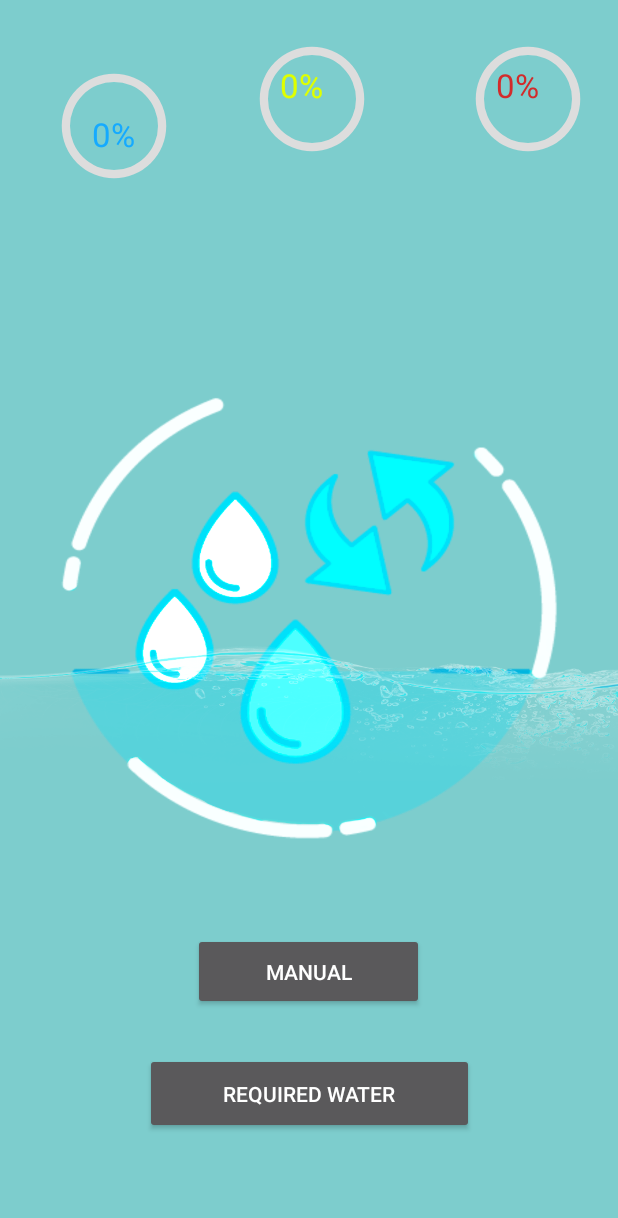
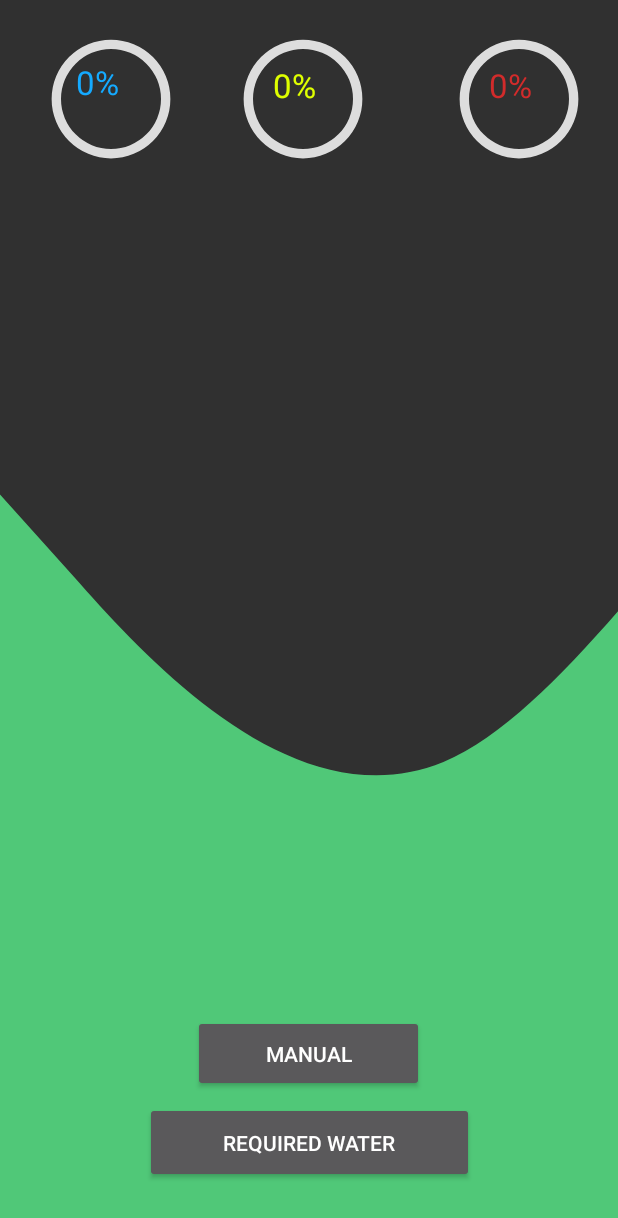
Before and after one commit to CatalinVanciu/Intelligent-Irrigation-System, an Android app: the GeneralView screen opened directly, with no data from a screen before it, on a phone screen of 412 x 824 dp. Shown: the top 1218 px of the screen. Run offline under Robolectric (Android 15) with nearby library versions, the phone set to English and light mode, and no system bars; our stand-ins replace Firebase (no records; nobody signed in at launch, a user with empty details on screens opened directly).

Commit message:
update background and view the progress bar

```diff
--- a/Client_Application/app/build.gradle
+++ b/Client_Application/app/build.gradle
@@ -34,6 +34,7 @@ dependencies {
     implementation 'com.google.android.material:material:1.5.0'
     implementation 'androidx.constraintlayout:constraintlayout:2.1.3'
     implementation 'com.google.firebase:firebase-database:20.0.4'
+    implementation 'com.google.android.material:material:1.6.1'
     testImplementation 'junit:junit:4.13.2'
     androidTestImplementation 'androidx.test.ext:junit:1.1.3'
     androidTestImplementation 'androidx.test.espresso:espresso-core:3.4.0'
--- a/Client_Application/app/src/main/java/com/example/myapplication/GeneralView.java
+++ b/Client_Application/app/src/main/java/com/example/myapplication/GeneralView.java
@@ -16,13 +16,13 @@ import android.os.Bundle;
 import android.os.Handler;
 import android.util.Log;
 import android.widget.Button;
+import android.widget.TextView;
 import android.widget.Toast;
 
 import com.google.firebase.database.DataSnapshot;
 import com.google.firebase.database.DatabaseError;
 import com.google.firebase.database.DatabaseReference;
 import com.google.firebase.database.FirebaseDatabase;
-import com.google.firebase.database.Query;
 import com.google.firebase.database.ValueEventListener;
 
 import java.text.ParseException;
@@ -32,9 +32,6 @@ import java.util.Collections;
 import java.util.Date;
 import java.util.Locale;
 import java.util.Map;
-import java.util.concurrent.Executors;
-import java.util.concurrent.ScheduledExecutorService;
-import java.util.concurrent.TimeUnit;
 
 public class GeneralView extends AppCompatActivity {
 
@@ -42,8 +39,15 @@ public class GeneralView extends AppCompatActivity {
     private final Handler HANDLER = new Handler();
     private Runnable runnable;
     private static final int DELAY = 10000; //10 seconds
-    private final ScheduledExecutorService scheduler = Executors.newScheduledThreadPool(1);
     private DatabaseReference databaseReference;
+    private TextView areaNameText;
+    private TextView cropNameText;
+    private TextView viewWaterProgressBar;
+    private TextView viewHumidityProgressBar;
+    private TextView viewLightProgressBar;
+
+    private final String url = "https://api.openweathermap.org/data/2.5/weather";
+    private final String appid = "e53301e27efa0b66d05045d91b2742d3";
 
     @Override
     protected void onCreate(Bundle savedInstanceState) {
@@ -58,19 +62,27 @@ public class GeneralView extends AppCompatActivity {
         manualWatering.setOnClickListener(view -> {
         });
 
+
         Intent intent = getIntent();
         String area = intent.getStringExtra("area");
         String crop = intent.getStringExtra("crop");
 
+        areaNameText = findViewById(R.id.areaNameTextView);
+        areaNameText.setText(area);
+
+        cropNameText = findViewById(R.id.cropNameTextView);
+        cropNameText.setText(crop);
+
         databaseReference = FirebaseDatabase.getInstance().getReference();
 
-        retrieveWaterRequiredFromFirebase(area, crop);
+        viewWaterProgressBar = findViewById(R.id.viewWaterProgressBar);
+        viewHumidityProgressBar = findViewById(R.id.viewHumidityProgressBar);
+        viewLightProgressBar = findViewById(R.id.viewLightProgressBar);
+
+        retrieveWaterRequiredFromFirebase(areaNameText.getText().toString(), cropNameText.getText().toString());
 
         //retrieveSensorDataFromFirebase(databaseReference);
 
-//        TextView viewWaterProgressBar = findViewById(R.id.viewWaterProgressBar);
-//        TextView viewHumidityProgressBar = findViewById(R.id.viewHumidityProgressBar);
-//        TextView viewLightProgressBar = findViewById(R.id.viewLightProgressBar);
 
         addNotification();
 //        addDelayPopUp();
@@ -140,9 +152,8 @@ public class GeneralView extends AppCompatActivity {
     }
 
     private void retrieveSensorDataFromFirebase(double waterRequired, String crop){
-        Runnable thread = () -> {
-            Query query = databaseReference.child("Sensors").limitToLast(3).orderByValue();
-            query.addListenerForSingleValueEvent(new ValueEventListener() {
+
+        databaseReference.child("Sensors").addValueEventListener(new ValueEventListener() {
             @Override
             public void onDataChange(@NonNull DataSnapshot snapshot) {
                 ArrayList<Sensor> sensors = getArrayOfSensors(snapshot);
@@ -151,9 +162,10 @@ public class GeneralView extends AppCompatActivity {
 
                 for(Sensor sensor : sensors){
                     sensor.compareWithProperValue(waterRequired, crop);
+                    Log.d("humidity test", String.valueOf(sensor.getHumidityPercent(waterRequired)));
+                    viewWaterProgressBar.setText(String.valueOf(sensor.getHumidityPercent(waterRequired) + "%"));
+                    break;
                 }
-
-
             }
 
             @Override
@@ -161,9 +173,8 @@ public class GeneralView extends AppCompatActivity {
 
             }
         });
-        };
 
-        scheduler.scheduleWithFixedDelay(thread, 10, 10, TimeUnit.SECONDS);
+
     }
 
     private ArrayList<Sensor> getArrayOfSensors(@NonNull DataSnapshot snapshot) {
--- /dev/null
+++ b/Client_Application/app/src/main/res/drawable/ic_wave.xml
@@ -0,0 +1,9 @@
+<vector xmlns:android="http://schemas.android.com/apk/res/android"
+    android:width="1440dp"
+    android:height="320dp"
+    android:viewportWidth="669"
+    android:viewportHeight="320">
+  <path
+      android:pathData="M0,128L80,149.3C160,171 320,213 480,197.3C640,181 800,107 960,90.7C1120,75 1280,117 1360,138.7L1440,160L1440,320L1360,320C1280,320 1120,320 960,320C800,320 640,320 480,320C320,320 160,320 80,320L0,320Z"
+      android:fillColor="#50C878"/>
+</vector>
--- a/Client_Application/app/src/main/res/layout/activity_general_view.xml
+++ b/Client_Application/app/src/main/res/layout/activity_general_view.xml
@@ -4,7 +4,7 @@
     xmlns:tools="http://schemas.android.com/tools"
     android:layout_width="match_parent"
     android:layout_height="match_parent"
-    android:background="@drawable/background"
+    android:background="@drawable/ic_wave"
     tools:context=".GeneralView">
 
     <!--    TO DO: TRY TO MAKE A GRADIENT PROGRESS BAR-->
@@ -15,13 +15,12 @@
         android:layout_height="51dp"
         android:layout_centerInParent="true"
         android:layout_gravity="center"
-        android:layout_marginBottom="11dp"
+        android:layout_marginBottom="96dp"
         android:text="@string/manual"
-        app:layout_constraintBottom_toTopOf="@+id/requiredWaterButton"
+        app:layout_constraintBottom_toBottomOf="parent"
         app:layout_constraintEnd_toEndOf="parent"
         app:layout_constraintHorizontal_bias="0.498"
-        app:layout_constraintStart_toStartOf="parent"
-        app:layout_constraintTop_toBottomOf="@+id/waterProgressBar" />
+        app:layout_constraintStart_toStartOf="parent" />
 
     <Button
         android:id="@+id/requiredWaterButton"
@@ -34,17 +33,17 @@
         app:layout_constraintBottom_toBottomOf="parent"
         app:layout_constraintEnd_toEndOf="parent"
         app:layout_constraintStart_toStartOf="parent"
-        app:layout_constraintTop_toBottomOf="@+id/viewWaterProgressBar" />
+
+        />
 
     <ProgressBar
         android:id="@+id/waterProgressBar"
         style="@style/CircularDeterminateProgressBar"
-        android:layout_width="88dp"
+        android:layout_width="100dp"
         android:layout_height="100dp"
         android:layout_marginTop="16dp"
-        android:layout_marginEnd="292dp"
+        android:layout_marginEnd="288dp"
         android:layout_marginBottom="470dp"
-        app:layout_constraintBottom_toTopOf="@+id/manualButton"
         app:layout_constraintEnd_toEndOf="parent"
         app:layout_constraintTop_toTopOf="parent"
         tools:progress="0" />
@@ -52,48 +51,39 @@
     <ProgressBar
         android:id="@+id/LightProgressBar"
         style="@style/CircularDeterminateProgressBar"
-        android:layout_width="88dp"
+        android:layout_width="100dp"
         android:layout_height="100dp"
         android:layout_marginTop="16dp"
         android:layout_marginEnd="160dp"
         android:layout_marginBottom="470dp"
-        app:layout_constraintBottom_toTopOf="@+id/manualButton"
         app:layout_constraintEnd_toEndOf="parent"
         app:layout_constraintTop_toTopOf="parent"
-        app:layout_constraintVertical_bias="0.0"
         tools:progress="0" />
 
     <ProgressBar
         android:id="@+id/HumidityProgressBar"
         style="@style/CircularDeterminateProgressBar"
-        android:layout_width="88dp"
+        android:layout_width="100dp"
         android:layout_height="100dp"
         android:layout_marginTop="16dp"
         android:layout_marginEnd="16dp"
         android:layout_marginBottom="470dp"
-        app:layout_constraintBottom_toTopOf="@+id/manualButton"
         app:layout_constraintEnd_toEndOf="parent"
         app:layout_constraintTop_toTopOf="parent"
-        app:layout_constraintVertical_bias="0.0"
         tools:progress="0" />
 
     <TextView
         android:id="@+id/viewWaterProgressBar"
         android:layout_width="47dp"
         android:layout_height="52dp"
-        android:layout_marginStart="11dp"
-        android:layout_marginTop="42dp"
-        android:layout_marginEnd="11dp"
-        android:layout_marginBottom="543dp"
         android:text="@string/_0"
         android:textAppearance="@style/TextAppearance.AppCompat.Large"
         android:textColor="@color/DodgerBlue"
         android:textColorHint="@color/DodgerBlue"
-        app:layout_constraintBottom_toTopOf="@+id/requiredWaterButton"
+        app:layout_constraintBottom_toBottomOf="@+id/waterProgressBar"
         app:layout_constraintEnd_toEndOf="@+id/waterProgressBar"
-        app:layout_constraintHorizontal_bias="1.0"
         app:layout_constraintStart_toStartOf="@+id/waterProgressBar"
-        app:layout_constraintTop_toTopOf="parent" />
+        app:layout_constraintTop_toTopOf="@+id/waterProgressBar" />
 
     <TextView
         android:id="@+id/viewLightProgressBar"
@@ -133,4 +123,32 @@
         app:layout_constraintTop_toTopOf="parent"
         app:layout_constraintVertical_bias="0.0" />
 
+    <TextView
+        android:id="@+id/areaNameTextView"
+        android:layout_width="131dp"
+        android:layout_height="23dp"
+        android:layout_marginTop="92dp"
+        android:text=""
+        android:textSize="20dp"
+        android:textStyle="bold"
+        app:layout_constraintEnd_toEndOf="parent"
+        app:layout_constraintHorizontal_bias="0.178"
+        app:layout_constraintStart_toStartOf="parent"
+        app:layout_constraintTop_toBottomOf="@+id/waterProgressBar"
+        tools:ignore="MissingConstraints" />
+
+    <TextView
+        android:id="@+id/cropNameTextView"
+        android:layout_width="131dp"
+        android:layout_height="23dp"
+        android:layout_marginTop="92dp"
+        android:text=""
+        android:textSize="20dp"
+        android:textStyle="bold"
+        app:layout_constraintEnd_toEndOf="parent"
+        app:layout_constraintHorizontal_bias="0.864"
+        app:layout_constraintStart_toStartOf="parent"
+        app:layout_constraintTop_toBottomOf="@+id/waterProgressBar"
+        tools:ignore="MissingConstraints" />
+
 </androidx.constraintlayout.widget.ConstraintLayout>
```
Also changed, not shown: Client_Application/app/src/main/java/com/example/myapplication/MainActivity.java (+10 -6 lines), Client_Application/app/src/main/java/com/example/myapplication/Sensor.java (+18 -0 lines), Client_Application/app/src/main/res/layout/activity_main.xml (+8 -12 lines), Client_Application/app/src/main/res/layout/spinner_list.xml (added, +9 -0 lines). Lines whose indentation alone changed are shown as unchanged.
